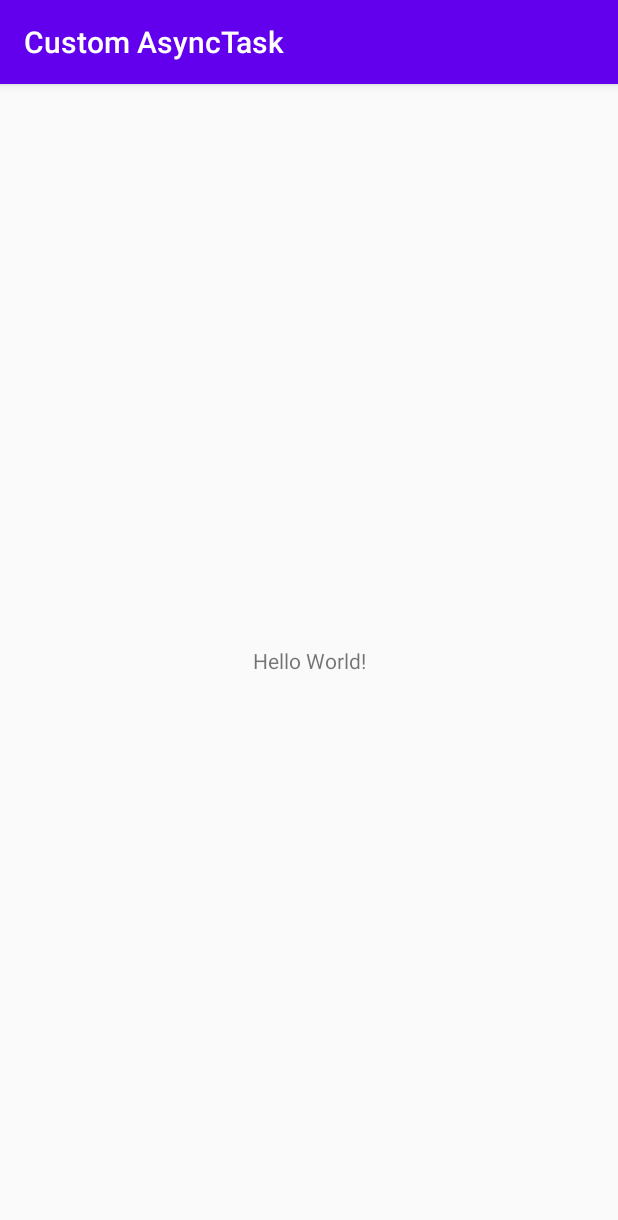
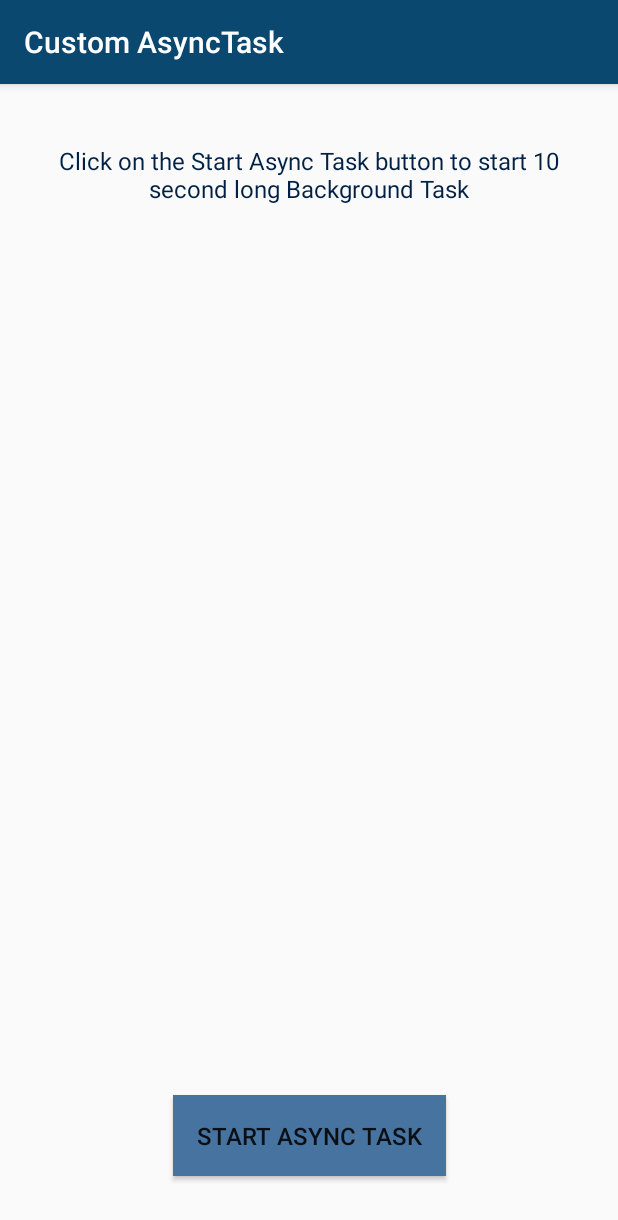
Before and after one commit to meetkparmar/Custom-AsyncTask, an Android app: the screen it shows after launch (MainActivity), on a phone screen of 412 x 824 dp. Shown: the top 1220 px of the screen. Run offline under Robolectric (Android 15) with nearby library versions, the phone set to English and light mode, and no system bars.

Commit message:
Add code for Custom AsyncTask class

```diff
--- a/app/build.gradle
+++ b/app/build.gradle
@@ -34,4 +34,5 @@ dependencies {
     androidTestImplementation 'androidx.test.ext:junit:1.1.2'
     androidTestImplementation 'androidx.test.espresso:espresso-core:3.3.0'
 
+    implementation 'org.jetbrains.kotlinx:kotlinx-coroutines-android:1.3.9'
 }
--- a/app/src/main/res/layout/activity_main.xml
+++ b/app/src/main/res/layout/activity_main.xml
@@ -1,18 +1,50 @@
 <?xml version="1.0" encoding="utf-8"?>
 <androidx.constraintlayout.widget.ConstraintLayout xmlns:android="http://schemas.android.com/apk/res/android"
-    xmlns:app="http://schemas.android.com/apk/res-auto"
     xmlns:tools="http://schemas.android.com/tools"
     android:layout_width="match_parent"
     android:layout_height="match_parent"
+    android:padding="24dp"
+    xmlns:app="http://schemas.android.com/apk/res-auto"
     tools:context=".MainActivity">
 
     <TextView
+        android:id="@+id/textView"
         android:layout_width="wrap_content"
         android:layout_height="wrap_content"
-        android:text="Hello World!"
+        app:layout_constraintTop_toTopOf="parent"
+        android:gravity="center"
+        android:layout_marginTop="16dp"
+        app:layout_constraintStart_toStartOf="parent"
+        app:layout_constraintEnd_toEndOf="parent"
+        android:textColor="@color/colorPrimaryDark"
+        android:textSize="16sp"
+        android:text="Click on the Start Async Task button to start 10 second long Background Task" />
+
+    <ProgressBar
+        android:id="@+id/progressBar"
+        android:layout_width="wrap_content"
+        android:layout_height="wrap_content"
+        android:layout_below="@+id/btnDoAsync"
+        android:layout_marginTop="48dp"
+        app:layout_constraintTop_toBottomOf="@id/textView"
+        app:layout_constraintBottom_toTopOf="@id/btnDoAsync"
+        app:layout_constraintStart_toStartOf="parent"
+        app:layout_constraintEnd_toEndOf="parent"
+        android:visibility="gone"
+        android:layout_centerHorizontal="true" />
+
+    <Button
+        android:id="@+id/btnDoAsync"
+        android:layout_width="wrap_content"
+        android:layout_height="wrap_content"
+        android:layout_centerInParent="true"
+        android:padding="16dp"
+        android:textSize="16dp"
+        android:background="@color/colorPrimaryLight"
         app:layout_constraintBottom_toBottomOf="parent"
-        app:layout_constraintLeft_toLeftOf="parent"
-        app:layout_constraintRight_toRightOf="parent"
-        app:layout_constraintTop_toTopOf="parent" />
+        app:layout_constraintStart_toStartOf="parent"
+        app:layout_constraintEnd_toEndOf="parent"
+        android:layout_margin="16dp"
+        android:text="START ASYNC TASK" />
 
 </androidx.constraintlayout.widget.ConstraintLayout>
--- a/app/src/main/res/values/colors.xml
+++ b/app/src/main/res/values/colors.xml
@@ -1,6 +1,7 @@
 <?xml version="1.0" encoding="utf-8"?>
 <resources>
-    <color name="colorPrimary">#6200EE</color>
-    <color name="colorPrimaryDark">#3700B3</color>
-    <color name="colorAccent">#03DAC5</color>
+    <color name="colorPrimary">#0b4870</color>
+    <color name="colorPrimaryDark">#002144</color>
+    <color name="colorPrimaryLight">#46739f</color>
+    <color name="colorAccent">#ffbe55</color>
 </resources>
```
Also changed, not shown: app/src/main/java/com/example/customasynctask/CustomAsyncTask.kt (added, +126 -0 lines), app/src/main/java/com/example/customasynctask/MainActivity.kt (+66 -1 lines).
